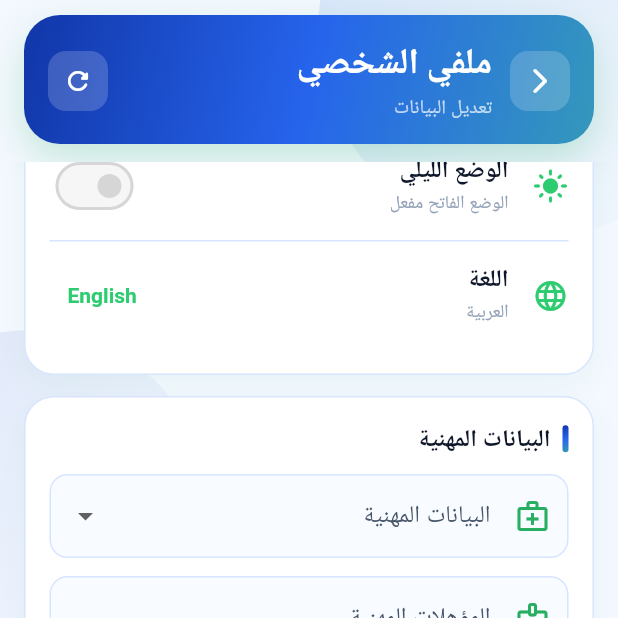
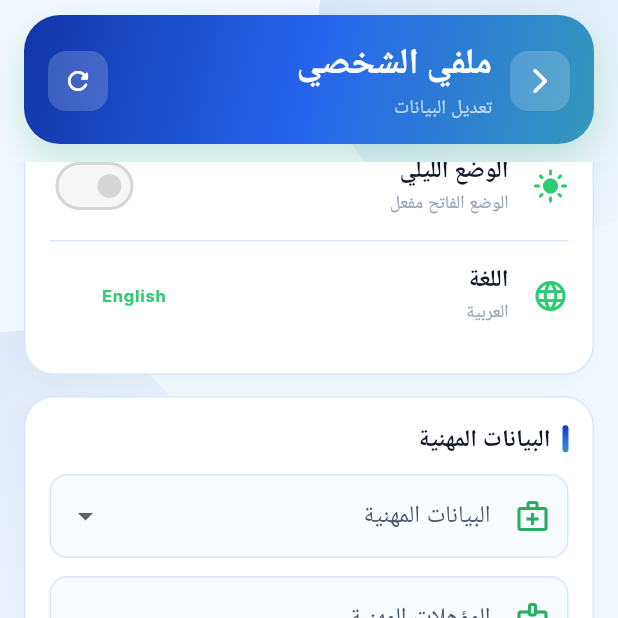
Before and after one commit to MohamedAhmedAbdElAleem/Housepital-AI, a Flutter app: the DoctorProfilePage screen opened by its route, scrolled down 194 dp, after a tap on "العربية", on a phone screen of 412 x 824 dp, the top half of it. Run offline on Flutter 3.47's test engine with Material 3 defaults, Android fonts, the phone set to English and light mode, and no system bars; our stand-ins replace cached_network_image, dio, file_picker, flutter_bloc, flutter_blue_plus, flutter_local_notifications and 14 more; accounts and stored records are empty; network calls fail; Roboto replaces fonts that are missing (Inter, Poppins).

Commit message:
fix: Resolve ListTile trailing width and TextStyle lerp exceptions in doctor profile page settings

```diff
--- a/housepital_staff/lib/features/doctor/presentation/pages/doctor_profile_page.dart
+++ b/housepital_staff/lib/features/doctor/presentation/pages/doctor_profile_page.dart
@@ -338,13 +338,24 @@ class _DoctorProfilePageState extends State<DoctorProfilePage> {
                   locale.languageCode == 'ar' ? 'العربية' : 'English',
                   style: DoctorTheme.caption(context),
                 ),
-                trailing: TextButton(
-                  onPressed: () => context.read<LanguageCubit>().toggleLanguage(),
-                  child: Text(
-                    locale.languageCode == 'ar' ? 'English' : 'العربية',
-                    style: TextStyle(
-                      color: DoctorTheme.primary,
-                      fontWeight: FontWeight.w700,
+                trailing: SizedBox(
+                  width: 90,
+                  child: Align(
+                    alignment: Alignment.centerRight,
+                    child: InkWell(
+                      onTap: () => context.read<LanguageCubit>().toggleLanguage(),
+                      borderRadius: BorderRadius.circular(8),
+                      child: Padding(
+                        padding: const EdgeInsets.symmetric(horizontal: 12, vertical: 6),
+                        child: Text(
+                          locale.languageCode == 'ar' ? 'English' : 'العربية',
+                          style: TextStyle(
+                            color: DoctorTheme.primary,
+                            fontWeight: FontWeight.w700,
+                            inherit: true,
+                          ),
+                        ),
+                      ),
                     ),
                   ),
                 ),
```
